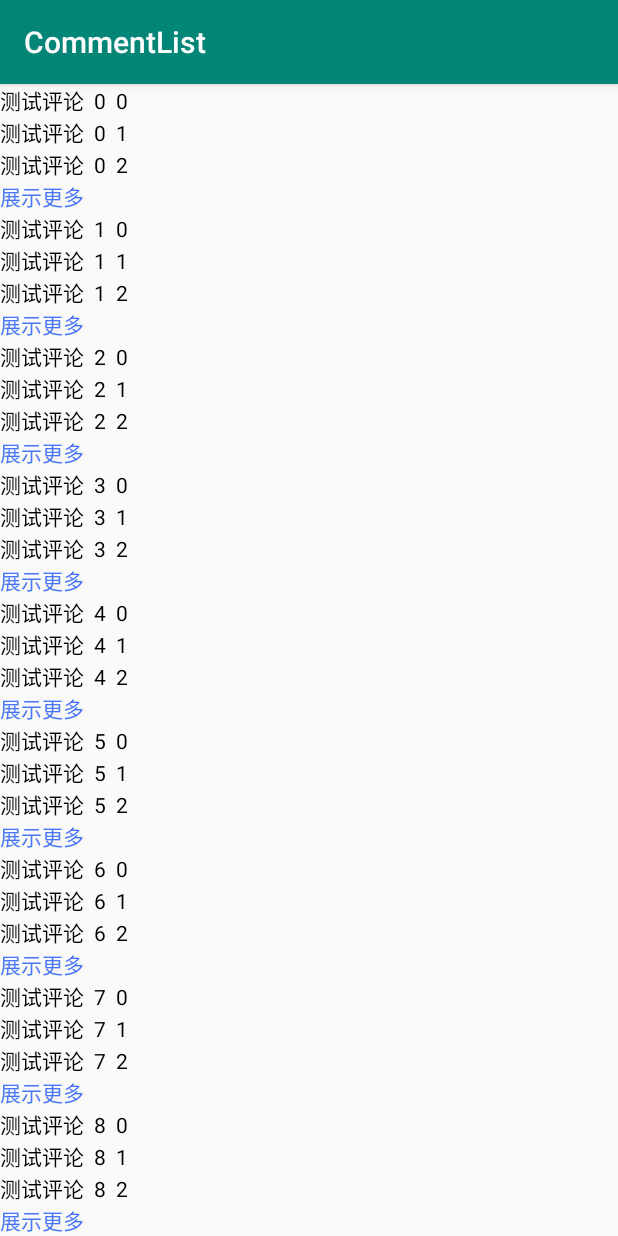
After one commit to Yangynag/CommentList, an Android app: the CommentListActivity screen opened directly, with no data from a screen before it, on a phone screen of 412 x 824 dp. The commit adds this screen. Run offline under Robolectric (Android 15) with nearby library versions, the phone set to English and light mode, and no system bars.

Commit message:
项目首次完成提交

```diff
--- a/app/build.gradle
+++ b/app/build.gradle
@@ -20,7 +20,9 @@ android {
 
 dependencies {
     implementation fileTree(dir: 'libs', include: ['*.jar'])
-    implementation 'com.android.support:appcompat-v7:28.0.0'
+    implementation 'androidx.appcompat:appcompat:1.0.0'
+    implementation 'androidx.constraintlayout:constraintlayout:1.1.2'
+    implementation 'androidx.recyclerview:recyclerview:1.0.0'
     implementation 'com.android.support.constraint:constraint-layout:1.1.3'
     testImplementation 'junit:junit:4.12'
     androidTestImplementation 'com.android.support.test:runner:1.0.2'
--- a/app/src/main/AndroidManifest.xml
+++ b/app/src/main/AndroidManifest.xml
@@ -1,7 +1,6 @@
 <?xml version="1.0" encoding="utf-8"?>
 <manifest xmlns:android="http://schemas.android.com/apk/res/android"
     package="com.yy.commentlist">
-
     <application
         android:allowBackup="true"
         android:icon="@mipmap/ic_launcher"
@@ -9,13 +8,14 @@
         android:roundIcon="@mipmap/ic_launcher_round"
         android:supportsRtl="true"
         android:theme="@style/AppTheme">
-        <activity android:name="com.yy.yy48135.commentlist.MainActivity">
+        <activity android:name="com.yy.commentlist.MainActivity">
             <intent-filter>
                 <action android:name="android.intent.action.MAIN" />
 
                 <category android:name="android.intent.category.LAUNCHER" />
             </intent-filter>
         </activity>
+        <activity android:name="com.yy.activity.CommentListActivity"></activity>
     </application>
 
 </manifest>
--- /dev/null
+++ b/app/src/main/java/com/yy/activity/CommentListActivity.java
@@ -0,0 +1,49 @@
+package com.yy.activity;
+
+import android.os.Bundle;
+
+import com.yy.commentlist.CommentListAdapter;
+import com.yy.commentlist.R;
+import com.yy.data.DataBean;
+
+import java.util.ArrayList;
+import java.util.List;
+
+import androidx.annotation.Nullable;
+import androidx.appcompat.app.AppCompatActivity;
+import androidx.recyclerview.widget.LinearLayoutManager;
+import androidx.recyclerview.widget.RecyclerView;
+
+public class CommentListActivity extends AppCompatActivity {
+    RecyclerView rcv;
+    CommentListAdapter commentListAdapter;
+    List<DataBean> dataBeanList = new ArrayList<>();
+
+    @Override
+    protected void onCreate(@Nullable Bundle savedInstanceState) {
+        super.onCreate(savedInstanceState);
+        setContentView(R.layout.activity_comment_list_layout);
+        rcv = findViewById(R.id.rcv);
+        rcv.setLayoutManager(new LinearLayoutManager(this));
+        commentListAdapter = new CommentListAdapter(this, R.layout.item_comment_layout);
+        rcv.setAdapter(commentListAdapter);
+        initData();
+    }
+
+    private void initData() {
+        for (int i = 0; i < 10; i++) {
+            DataBean dataBean = new DataBean();
+            for (int j = 0; j < 6; j++) {
+                DataBean.InnerData innerData = new DataBean.InnerData();
+                innerData.text = "测试评论  " + i + "  " + j;
+                innerData.operation = 0;
+                innerData.color = getResources().getColor(R.color.black);
+                dataBean.commentList.add(innerData);
+            }
+            dataBean.showSize = 3;
+            dataBeanList.add(dataBean);
+        }
+        commentListAdapter.setData(dataBeanList);
+        commentListAdapter.notifyDataSetChanged();
+    }
+}
--- /dev/null
+++ b/app/src/main/java/com/yy/commentlist/CommentListAdapter.java
@@ -0,0 +1,123 @@
+package com.yy.commentlist;
+
+import android.content.Context;
+import android.view.LayoutInflater;
+import android.view.View;
+import android.view.ViewGroup;
+import android.view.ViewStub;
+import android.widget.LinearLayout;
+import android.widget.TextView;
+
+import com.yy.data.DataBean;
+
+import java.util.List;
+
+import androidx.annotation.NonNull;
+import androidx.recyclerview.widget.RecyclerView;
+
+public class CommentListAdapter extends RecyclerView.Adapter implements View.OnClickListener {
+    public List<DataBean> dataBeanList;
+    Context context;
+    LayoutInflater mLayoutInflater;
+    int layId;
+    View view;
+
+    public CommentListAdapter(Context context, int layId) {
+        this.context = context;
+        this.layId = layId;
+        mLayoutInflater = LayoutInflater.from(context);
+    }
+
+    public void setData(List<DataBean> dataBeanList) {
+        convertData(dataBeanList);
+    }
+
+    private void convertData(List<DataBean> dataBeanList) {
+        int size = dataBeanList.size();
+        for (int i = 0; i < size; i++) {
+            int singleCommentSize = dataBeanList.get(i).commentList.size();
+            DataBean.InnerData innerData = new DataBean.InnerData();
+            innerData.text = "展示更多";
+            innerData.operation = 1;
+            innerData.color = context.getResources().getColor(R.color.blue);
+            dataBeanList.get(i).commentList.add(innerData);
+        }
+        this.dataBeanList = dataBeanList;
+    }
+
+    @NonNull
+    @Override
+    public RecyclerView.ViewHolder onCreateViewHolder(@NonNull ViewGroup parent, int viewType) {
+        view = mLayoutInflater.inflate(layId, parent, false);
+        return new MyDataViewHolder(view);
+    }
+
+    @Override
+    public void onBindViewHolder(@NonNull RecyclerView.ViewHolder holder, final int position) {
+        final MyDataViewHolder myDataViewHolder = (MyDataViewHolder) holder;
+        final List<DataBean.InnerData> commentsList = dataBeanList.get(position).commentList;
+        final int size = commentsList.size();
+        final int showSize = dataBeanList.get(position).showSize;
+        for (int i = 0; i < showSize; i++) {
+            TextView textView = new TextView(context);
+            textView.setText(commentsList.get(i).text);
+            textView.setTextColor(commentsList.get(i).color);
+            myDataViewHolder.commentViewGroup.addView(textView, i);
+        }
+
+        final TextView textView = new TextView(context);
+        textView.setText(commentsList.get(size - 1).text);
+        textView.setTextColor(commentsList.get(size - 1).color);
+        textView.setOnClickListener(new View.OnClickListener() {
+            @Override
+            public void onClick(View v) {
+                if (commentsList.get(size - 1).operation == 1) {
+                    if (myDataViewHolder.viewStub.getParent() != null){
+                        myDataViewHolder.viewStub.inflate();
+                        myDataViewHolder.lrInvisible = myDataViewHolder.itemView.findViewById(R.id.lrcontent1);
+                        for (int j = showSize; j < size - 1; j++) {
+                            TextView textView = new TextView(context);
+                            textView.setText(commentsList.get(j).text);
+                            textView.setTextColor(commentsList.get(j).color);
+                            myDataViewHolder.lrInvisible.addView(textView);
+                        }
+                    }
+
+                    dataBeanList.get(position).commentList.get(size - 1).operation = 2;
+                    dataBeanList.get(position).commentList.get(size - 1).text = "隐藏";
+                    myDataViewHolder.lrInvisible.setVisibility(View.VISIBLE);
+                } else {
+                    dataBeanList.get(position).commentList.get(size - 1).operation = 1;
+                    dataBeanList.get(position).commentList.get(size - 1).text = "显示更多";
+                    myDataViewHolder.lrInvisible.setVisibility(View.GONE);
+                }
+                textView.setText(dataBeanList.get(position).commentList.get(size - 1).text);
+
+            }
+        });
+        myDataViewHolder.commentViewGroup.addView(textView);
+    }
+
+    @Override
+    public int getItemCount() {
+        return dataBeanList == null ? 0 : dataBeanList.size();
+    }
+
+    @Override
+    public void onClick(View v) {
+
+    }
+
+    class MyDataViewHolder extends RecyclerView.ViewHolder {
+        LinearLayout commentViewGroup;
+        ViewStub viewStub;
+        LinearLayout lrInvisible;
+
+        public MyDataViewHolder(@NonNull View itemView) {
+            super(itemView);
+            commentViewGroup = itemView.findViewById(R.id.lrcontent);
+            viewStub = itemView.findViewById(R.id.viewstub);
+
+        }
+    }
+}
--- /dev/null
+++ b/app/src/main/java/com/yy/data/DataBean.java
@@ -0,0 +1,15 @@
+package com.yy.data;
+
+import java.util.ArrayList;
+import java.util.List;
+
+public class DataBean {
+    public int showSize = 3;
+    public List<InnerData> commentList=new ArrayList<>();
+
+    public static class InnerData {
+        public String text;
+        public int operation;
+        public int color;
+    }
+}
--- /dev/null
+++ b/app/src/main/res/layout/activity_comment_list_layout.xml
@@ -0,0 +1,11 @@
+<?xml version="1.0" encoding="utf-8"?>
+<android.support.constraint.ConstraintLayout xmlns:android="http://schemas.android.com/apk/res/android"
+    android:layout_width="match_parent"
+    android:layout_height="match_parent">
+
+    <androidx.recyclerview.widget.RecyclerView
+        android:id="@+id/rcv"
+        android:layout_width="match_parent"
+        android:layout_height="match_parent"></androidx.recyclerview.widget.RecyclerView>
+
+</android.support.constraint.ConstraintLayout>
--- /dev/null
+++ b/app/src/main/res/layout/item_comment_layout.xml
@@ -0,0 +1,19 @@
+<?xml version="1.0" encoding="utf-8"?>
+<android.support.constraint.ConstraintLayout xmlns:android="http://schemas.android.com/apk/res/android"
+    android:layout_width="match_parent"
+    android:layout_height="wrap_content">
+
+    <LinearLayout
+        android:id="@+id/lrcontent"
+        android:layout_width="match_parent"
+        android:layout_height="wrap_content"
+        android:orientation="vertical">
+
+        <ViewStub
+            android:id="@+id/viewstub"
+            android:layout_width="match_parent"
+            android:layout_height="wrap_content"
+            android:layout="@layout/item_layout" />
+    </LinearLayout>
+
+</android.support.constraint.ConstraintLayout>
--- a/app/src/main/res/values/colors.xml
+++ b/app/src/main/res/values/colors.xml
@@ -3,4 +3,6 @@
     <color name="colorPrimary">#008577</color>
     <color name="colorPrimaryDark">#00574B</color>
     <color name="colorAccent">#D81B60</color>
+    <color name="blue">#4876ff</color>
+    <color name="black">#000000</color>
 </resources>
```
Also changed, not shown: app/src/main/java/com/yy/commentlist/CommentViewGroup.java (added, +29 -0 lines), app/src/main/java/com/yy/commentlist/MainActivity.java (+20 -2 lines), app/src/main/res/layout/activity_main.xml (+7 -6 lines), app/src/main/res/layout/item_layout.xml (added, +11 -0 lines).
